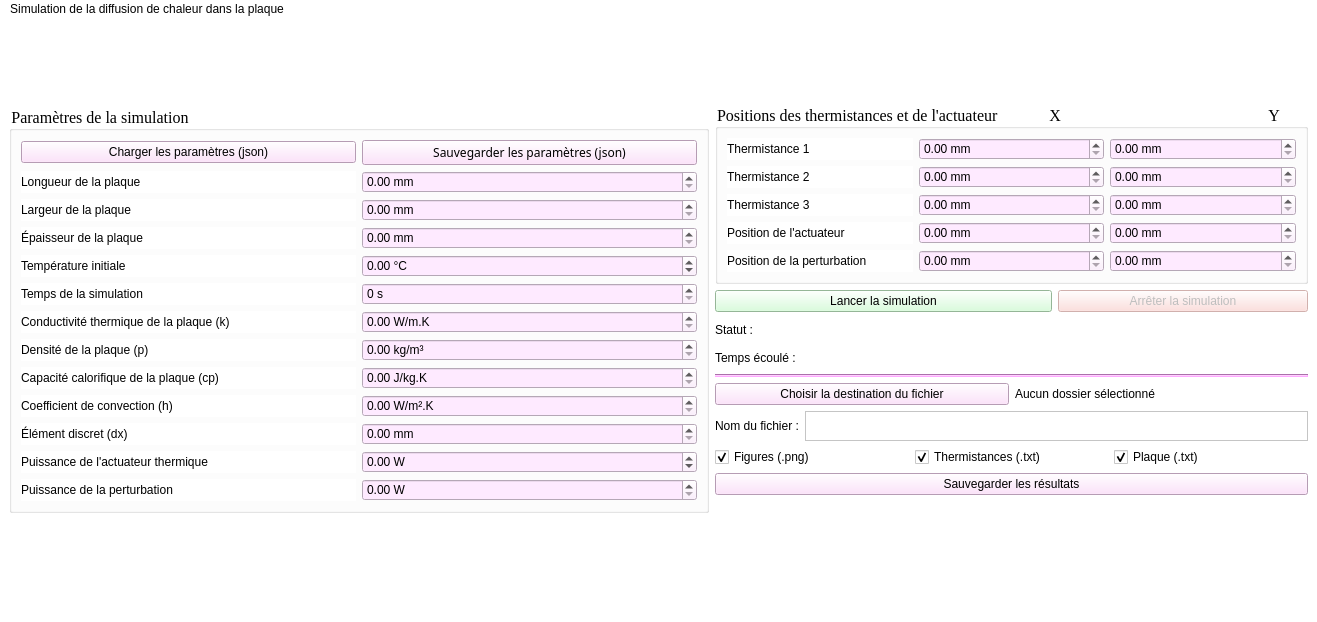
Before: the Qt Designer form simulation python/interface_simulateur.ui in mader143/simulateur-thermique, drawn with Qt 5.
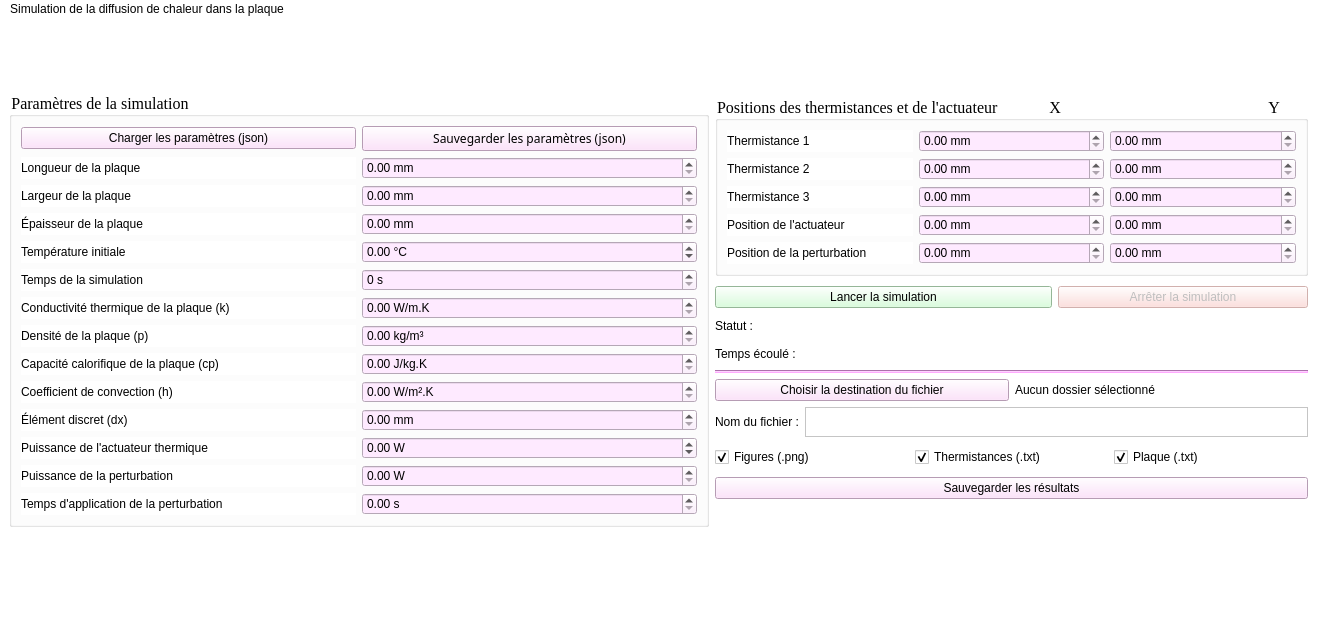
After: the same form once the commit is applied.

Commit message: changement du temps d'application

What changed in the file:
```diff
--- a/simulation python/interface_simulateur.ui
+++ b/simulation python/interface_simulateur.ui
@@ -303,6 +303,27 @@
              </property>
             </widget>
            </item>
+           <item row="13" column="0">
+            <widget class="QLabel" name="label_3">
+             <property name="text">
+              <string>Temps d'application de la perturbation</string>
+             </property>
+            </widget>
+           </item>
+           <item row="13" column="1">
+            <widget class="QDoubleSpinBox" name="doubleSpinBox_t_perturb">
+             <property name="styleSheet">
+              <string notr="true">
+background-color: rgb(254, 234, 255);</string>
+             </property>
+             <property name="suffix">
+              <string> s</string>
+             </property>
+             <property name="maximum">
+              <double>100000.000000000000000</double>
+             </property>
+            </widget>
+           </item>
            <item row="12" column="0">
             <spacer name="verticalSpacer">
              <property name="orientation">
```
The commit also changes 4 other files.
